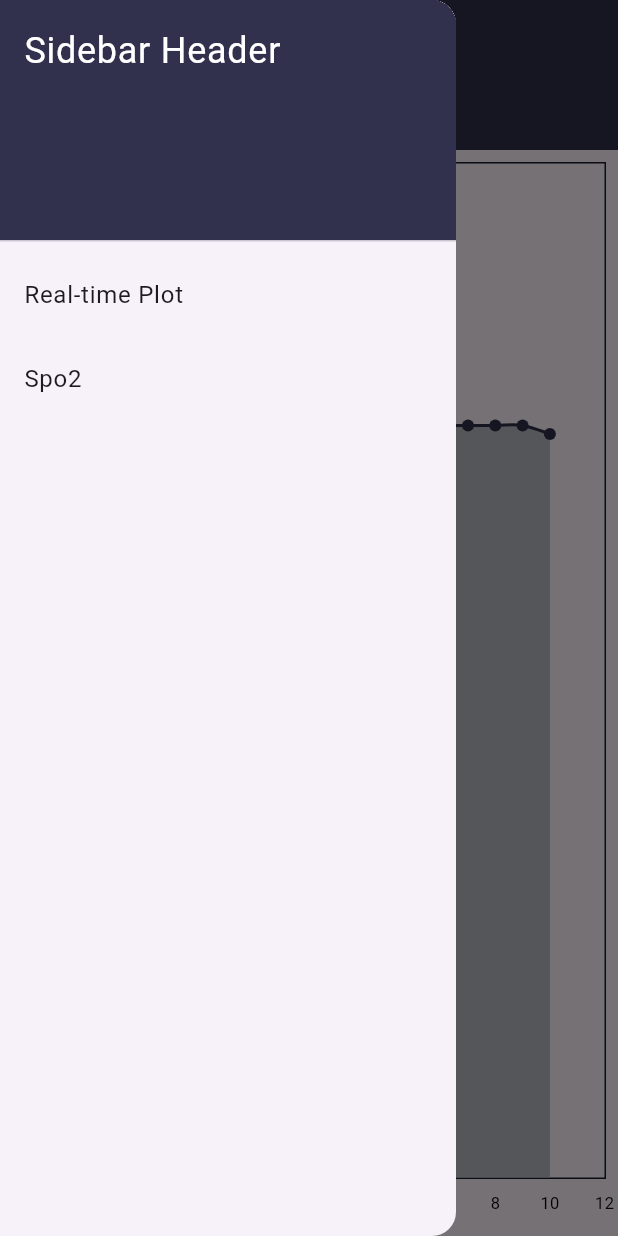
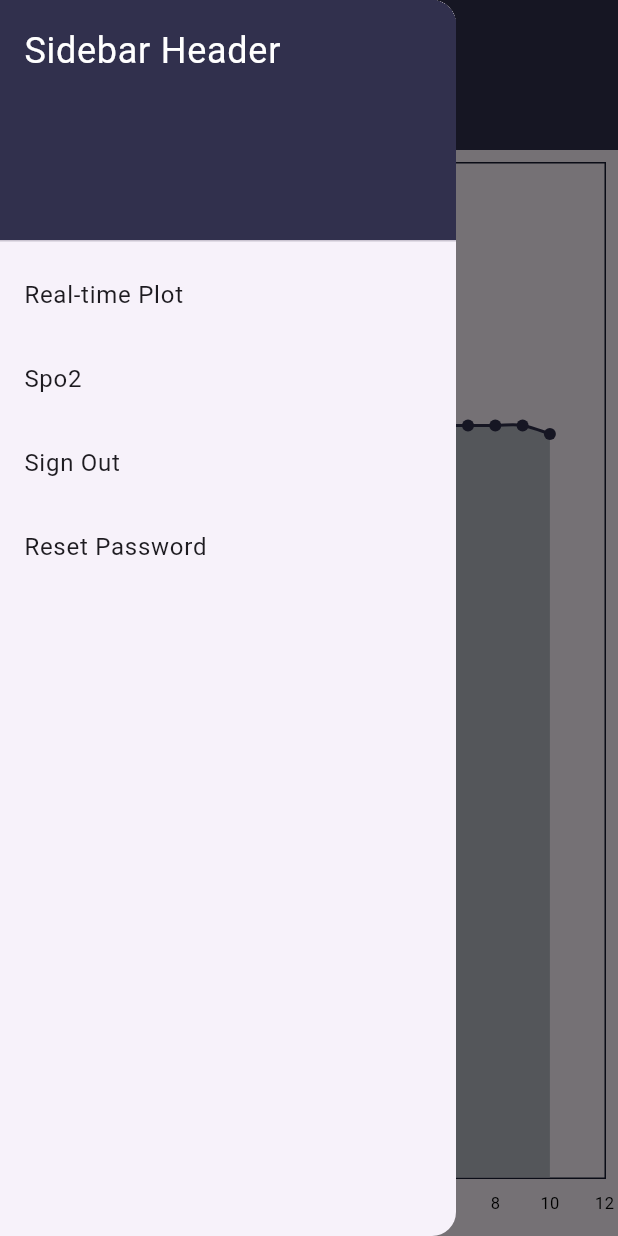
Before and after one commit to omaranwar21/Remote-Tracked-Patient-monitor, a Flutter app: the RealTimePlotting screen opened by its route, with the side drawer open, on a phone screen of 412 x 824 dp. Run offline on Flutter 3.47's test engine with Material 3 defaults, Android fonts, the phone set to English and light mode, and no system bars; drawn by our look-alikes of fl_chart; our stand-ins replace firebase_auth, firebase_core, percent_indicator; accounts and stored records are empty.

Commit message:
plotting adjustments

```diff
--- a/lib/customDrawer.dart
+++ b/lib/customDrawer.dart
@@ -1,3 +1,4 @@
+// ignore: file_names
 import 'package:flutter/material.dart';
 
 class CustomDrawer extends StatelessWidget {
@@ -40,6 +41,22 @@ class CustomDrawer extends StatelessWidget {
               Navigator.pushNamed(context, 'home');
             },
           ),
+          ListTile(
+            title: const Text('Sign Out'),
+            onTap: () {
+              // Handle sidebar item 2 tap
+              Navigator.pop(context); // Close the sidebar
+              Navigator.pushNamed(context, 'login');
+            },
+          ),
+          ListTile(
+            title: const Text('Reset Password'),
+            onTap: () {
+              // Handle sidebar item 2 tap
+              Navigator.pop(context); // Close the sidebar
+              Navigator.pushNamed(context, 'reset_password');
+            },
+          ),
           // Add more sidebar items as needed
         ],
       ),
--- a/lib/main.dart
+++ b/lib/main.dart
@@ -25,7 +25,7 @@ void main() async {
           'register': (context) => const MyRegister(),
           'reset_password': (context) => const ResetPasswordPage(),
           'home': (context) => const HomePage(),
-          'plot': (context) => RealTimePlotting(),
+          'plot': (context) => const RealTimePlotting(),
         }),
   );
 }
--- a/lib/plot.dart
+++ b/lib/plot.dart
@@ -3,6 +3,7 @@ import 'package:flutter/material.dart';
 import 'package:fl_chart/fl_chart.dart';
 import 'package:patient_monitor/customDrawer.dart';
 import 'customBar.dart';
+import 'ploting.dart';
 
 class RealTimePlotting extends StatefulWidget {
   const RealTimePlotting({super.key});
@@ -40,53 +41,7 @@ class RealTimePlottingState extends State<RealTimePlotting> {
         builder: (context, constraints) {
           return Padding(
             padding: const EdgeInsets.all(8.0),
-            child: LineChart(
-              LineChartData(
-                clipData: FlClipData.all(),
-                gridData: FlGridData(show: false),
-                titlesData: FlTitlesData(
-                  bottomTitles: SideTitles(
-                    showTitles: true,
-                    getTitles: (value) {
-                      // Customize the x-axis labels here based on your requirements
-                      return value.toInt().toString();
-                    },
-                    margin: 8,
-                  ),
-                  leftTitles: SideTitles(
-                    showTitles: true,
-                    getTitles: (value) {
-                      // Display the y-axis values based on the actual data points
-                      return value.toInt().toString();
-                    },
-                    margin: 8,
-                  ),
-                  rightTitles: SideTitles(showTitles: false),
-                  topTitles: SideTitles(showTitles: false),
-                ),
-                borderData: FlBorderData(
-                  show: true,
-                  border: Border.all(
-                    color: const Color(0xff161A30),
-                    width: 1,
-                  ),
-                ),
-                minX: (dataCount.toDouble() - 20),
-                maxX: dataCount.toDouble(),
-                minY: 0,
-                maxY: 20,
-                lineBarsData: [
-                  LineChartBarData(
-                    spots:
-                        dataPoints.getRange(0, dataPoints.length - 1).toList(),
-                    isCurved: true,
-                    colors: [const Color(0xff31304D)],
-                    belowBarData: BarAreaData(
-                        show: true, colors: [const Color(0xffB6BBC4)]),
-                  ),
-                ],
-              ),
-            ),
+            child: Ploting(dataCount: dataCount, dataPoints: dataPoints),
           );
         },
       ),
--- /dev/null
+++ b/lib/ploting.dart
@@ -0,0 +1,64 @@
+import 'package:fl_chart/fl_chart.dart';
+import 'package:flutter/material.dart';
+
+class Ploting extends StatelessWidget {
+  const Ploting({
+    super.key,
+    required this.dataCount,
+    required this.dataPoints,
+  });
+
+  final int dataCount;
+  final List<FlSpot> dataPoints;
+
+  @override
+  Widget build(BuildContext context) {
+    return LineChart(
+      LineChartData(
+        clipData: FlClipData.all(),
+        gridData: FlGridData(show: false),
+        titlesData: FlTitlesData(
+          bottomTitles: SideTitles(
+            showTitles: true,
+            getTitles: (value) {
+              // Customize the x-axis labels here based on your requirements
+              return value.toInt().toString();
+            },
+            margin: 8,
+          ),
+          leftTitles: SideTitles(
+            showTitles: true,
+            getTitles: (value) {
+              // Display the y-axis values based on the actual data points
+              return value.toInt().toString();
+            },
+            margin: 8,
+          ),
+          rightTitles: SideTitles(showTitles: false),
+          topTitles: SideTitles(showTitles: false),
+        ),
+        borderData: FlBorderData(
+          show: true,
+          border: Border.all(
+            color: const Color(0xff161A30),
+            width: 1,
+          ),
+        ),
+        minX: (dataCount.toDouble() - 20),
+        maxX: dataCount.toDouble(),
+        minY: 0,
+        maxY: 20,
+        lineBarsData: [
+          LineChartBarData(
+            spots:
+                dataPoints.getRange(0, dataPoints.length - 1).toList(),
+            isCurved: true,
+            colors: [const Color(0xff31304D)],
+            belowBarData: BarAreaData(
+                show: true, colors: [const Color(0xffB6BBC4)]),
+          ),
+        ],
+      ),
+    );
+  }
+}
--- a/lib/reset_password.dart
+++ b/lib/reset_password.dart
@@ -1,5 +1,6 @@
 import 'package:flutter/material.dart';
 import 'package:firebase_auth/firebase_auth.dart';
+import 'package:patient_monitor/customBar.dart';
 
 class ResetPasswordPage extends StatefulWidget {
   const ResetPasswordPage({Key? key}) : super(key: key);
@@ -14,9 +15,7 @@ class _ResetPasswordPageState extends State<ResetPasswordPage> {
   @override
   Widget build(BuildContext context) {
     return Scaffold(
-      appBar: AppBar(
-        title: const Text('Reset Password'),
-      ),
+      appBar: CustomAppBar(title: "Reset Password"),
       body: Padding(
         padding: const EdgeInsets.all(16.0),
         child: Column(
```
